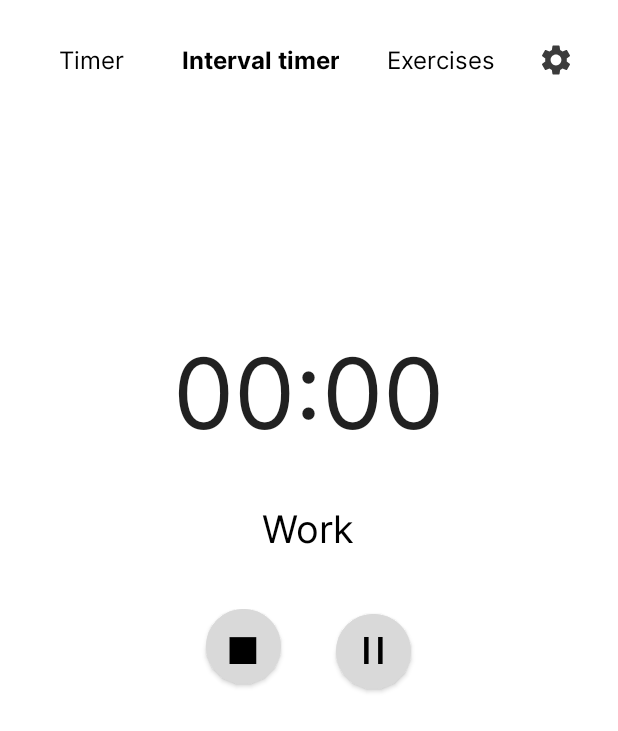
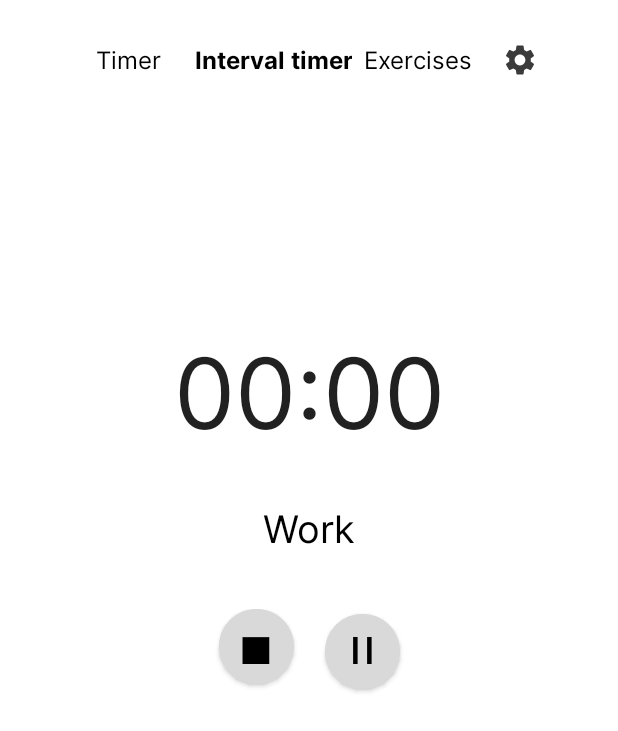
Before and after one commit to 1ronalds/FitnessApp, an Android app: the IntervalTimerActionActivity screen opened directly, with no data from a screen before it, on a phone screen of 412 x 824 dp. Shown: the top 731 px of the screen. Run offline under Robolectric (Android 15) with nearby library versions, the phone set to English and light mode, and no system bars; network calls fail; pictures from the network do not load; 1 statement that could not run was skipped.

Commit message:
Buttons padding 0dp / Removed part of the animations (there is still animation, when the back button is pressed)

```diff
--- a/PhoneApp/app/src/main/AndroidManifest.xml
+++ b/PhoneApp/app/src/main/AndroidManifest.xml
@@ -14,6 +14,7 @@
         android:roundIcon="@mipmap/ic_launcher_round"
         android:supportsRtl="true"
         android:theme="@style/Theme.FitnessApp"
+        android:windowAnimationStyle="@null"
         tools:targetApi="31">
         <activity
             android:name=".TimerStarted"
--- a/PhoneApp/app/src/main/java/com/fitnessapp/fitnessapp/Exercises.java
+++ b/PhoneApp/app/src/main/java/com/fitnessapp/fitnessapp/Exercises.java
@@ -120,12 +120,14 @@ public class Exercises extends AppCompatActivity {
 
     public void openIntervalTimer(View view) {
         Intent activity = new Intent(this, IntervalTimerActivity.class);
+        activity.addFlags(Intent.FLAG_ACTIVITY_NO_ANIMATION);
         startActivity(activity);
 
     }
 
     public void openTimer(View view) {
         Intent activity = new Intent(this, Timer.class);
+        activity.addFlags(Intent.FLAG_ACTIVITY_NO_ANIMATION);
         startActivity(activity);
     }
 
@@ -243,6 +245,7 @@ public class Exercises extends AppCompatActivity {
 
     public void closeSettings(View view){
         Intent activity = new Intent(this, Exercises.class);
+        activity.addFlags(Intent.FLAG_ACTIVITY_NO_ANIMATION);
         startActivity(activity);
 
 
--- a/PhoneApp/app/src/main/java/com/fitnessapp/fitnessapp/IntervalTimerActivity.java
+++ b/PhoneApp/app/src/main/java/com/fitnessapp/fitnessapp/IntervalTimerActivity.java
@@ -83,15 +83,18 @@ public class IntervalTimerActivity extends AppCompatActivity {
 
     public void openIntervalTimer(View view){
         Intent activity = new Intent(this, IntervalTimerActivity.class);
+        activity.addFlags(Intent.FLAG_ACTIVITY_NO_ANIMATION);
         startActivity(activity);
     }
     public void openTimer(View view){
         Intent activity = new Intent(this, Timer.class);
+        activity.addFlags(Intent.FLAG_ACTIVITY_NO_ANIMATION);
         startActivity(activity);
     }
 
     public void openExercises(View view){
         Intent activity = new Intent(this, Exercises.class);
+        activity.addFlags(Intent.FLAG_ACTIVITY_NO_ANIMATION);
         startActivity(activity);
     }
 
@@ -209,6 +212,7 @@ public class IntervalTimerActivity extends AppCompatActivity {
             intent.putExtra("sets", sets);
             intent.putExtra("wSec", workSeconds);
             intent.putExtra("rSec", restSeconds);
+            intent.addFlags(Intent.FLAG_ACTIVITY_NO_ANIMATION);
             startActivity(intent);
         }
         else {
--- a/PhoneApp/app/src/main/java/com/fitnessapp/fitnessapp/MainActivity.java
+++ b/PhoneApp/app/src/main/java/com/fitnessapp/fitnessapp/MainActivity.java
@@ -28,6 +28,7 @@ public class MainActivity extends AppCompatActivity {
         }
         setContentView(R.layout.activity_main);
         Intent activity = new Intent(this, Timer.class);
+        activity.addFlags(Intent.FLAG_ACTIVITY_NO_ANIMATION);
         startActivity(activity);
     }
 }
--- a/PhoneApp/app/src/main/java/com/fitnessapp/fitnessapp/Timer.java
+++ b/PhoneApp/app/src/main/java/com/fitnessapp/fitnessapp/Timer.java
@@ -75,10 +75,12 @@ public class Timer extends AppCompatActivity {
 
     public void openIntervalTimer(View view){
         Intent activity = new Intent(this, IntervalTimerActivity.class);
+        activity.addFlags(Intent.FLAG_ACTIVITY_NO_ANIMATION);
         startActivity(activity);
     }
     public void openTimer(View view){
         Intent activity = new Intent(this, Timer.class);
+        activity.addFlags(Intent.FLAG_ACTIVITY_NO_ANIMATION);
         startActivity(activity);
     }
     public void openTimerStarted(View view) {
@@ -86,6 +88,7 @@ public class Timer extends AppCompatActivity {
             Intent activity = new Intent(this, TimerStarted.class);
             activity.putExtra(EXTRA_MINUTES, minutes);
             activity.putExtra(EXTRA_SECONDS, seconds);
+            activity.addFlags(Intent.FLAG_ACTIVITY_NO_ANIMATION);
             startActivity(activity);
         }
         else if(seconds<=0 && minutes<=0) {
--- a/PhoneApp/app/src/main/java/com/fitnessapp/fitnessapp/TimerStarted.java
+++ b/PhoneApp/app/src/main/java/com/fitnessapp/fitnessapp/TimerStarted.java
@@ -113,6 +113,7 @@ public class TimerStarted extends AppCompatActivity {
             public void onFinish(){
                 tw.setText("0 : 00");
                 soundpool.play(tone, 1, 1, 0, 0, 1);
+                activity.addFlags(Intent.FLAG_ACTIVITY_NO_ANIMATION);
                 startActivity(activity);
             }
 
@@ -122,6 +123,7 @@ public class TimerStarted extends AppCompatActivity {
     public void openTimer(View view){
         CDT.cancel();
         Intent activity = new Intent(this, Timer.class);
+        activity.addFlags(Intent.FLAG_ACTIVITY_NO_ANIMATION);
         startActivity(activity);
     }
     public void pause(View view){
--- a/PhoneApp/app/src/main/res/layout/activity_exercises.xml
+++ b/PhoneApp/app/src/main/res/layout/activity_exercises.xml
@@ -44,6 +44,7 @@
                     android:paddingTop="0dp"
                     android:paddingRight="0dp"
                     android:paddingBottom="0dp"
+                    android:padding="0dp"
                     android:text="Timer"
                     android:textColor="#000000"
                     android:textSize="16sp" />
--- a/PhoneApp/app/src/main/res/layout/activity_interval_timer_action.xml
+++ b/PhoneApp/app/src/main/res/layout/activity_interval_timer_action.xml
@@ -35,6 +35,7 @@
                 android:layout_width="wrap_content"
                 android:layout_height="wrap_content"
                 android:layout_weight="1"
+                android:onClick="openTimer"
                 android:text="Timer"
                 android:textSize="16sp" />
 
@@ -45,6 +46,7 @@
                 android:layout_height="wrap_content"
                 android:layout_weight="1"
                 android:fontFamily="@font/inter_bold"
+                android:onClick="openIntervalTimer"
                 android:text="Interval timer"
                 android:textSize="16sp" />
 
@@ -54,6 +56,7 @@
                 android:layout_width="wrap_content"
                 android:layout_height="wrap_content"
                 android:layout_weight="1"
+                android:onClick="openExercises"
                 android:text="Exercises"
                 android:textSize="16sp" />
 
@@ -156,7 +159,6 @@
                 android:includeFontPadding="false"
                 android:insetTop="0dp"
                 android:insetBottom="0dp"
-                android:onClick="pauseStartTimer"
                 android:padding="0dp"
                 android:paddingLeft="0dp"
                 android:paddingTop="0dp"
```
Also changed, not shown: PhoneApp/app/src/main/java/com/fitnessapp/fitnessapp/IntervalTimerActionActivity.java (+8 -1 lines), PhoneApp/app/src/main/res/values/styles.xml (+8 -0 lines).
